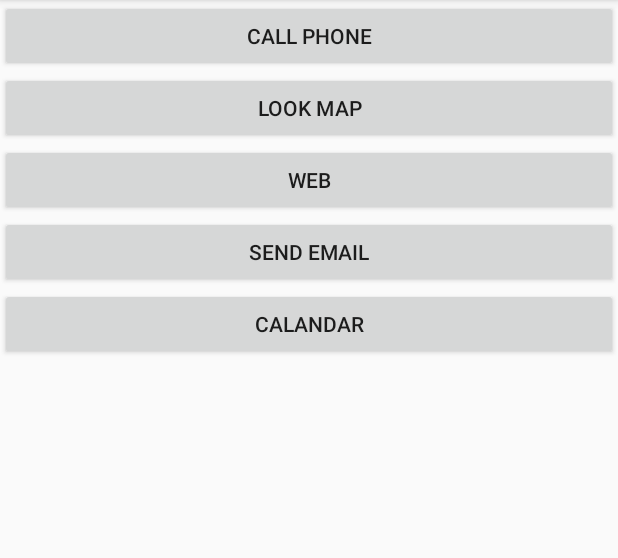
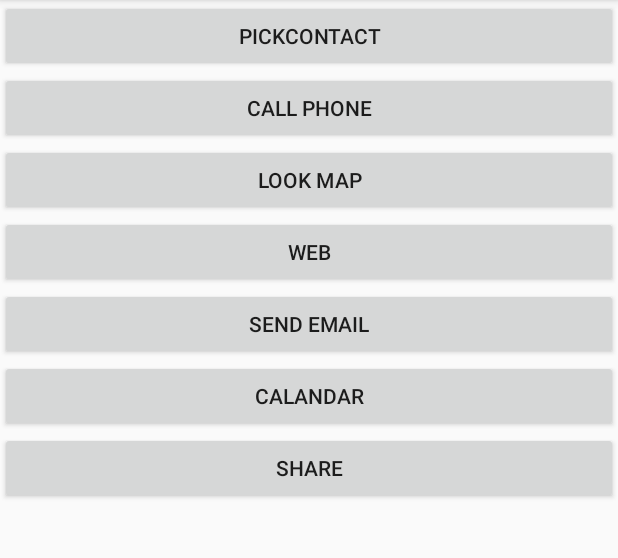
Before and after one commit to ShiNianDeng/SendingUser, an Android app: the screen it shows after launch (MainActivity), on a phone screen of 412 x 824 dp, the part 84-642 px from its top. Run offline under Robolectric (Android 15) with nearby library versions, the phone set to English and light mode, and no system bars.

Commit message:
添加了获取Activity结果的Demo,Demo中示例为第一个按钮，从联系人app选择一个，在onActivityForResult()中解析出来

```diff
--- a/app/src/main/res/layout/activity_main.xml
+++ b/app/src/main/res/layout/activity_main.xml
@@ -4,6 +4,11 @@
     android:layout_height="match_parent"
     android:orientation="vertical">
 
+    <Button
+        android:onClick="pickContact"
+        android:text="pickContact"
+        android:layout_width="match_parent"
+        android:layout_height="wrap_content" />
     <Button
         android:onClick="callPhone"
         android:text="CALL PHONE"
@@ -29,4 +34,9 @@
         android:text="calandar"
         android:layout_width="match_parent"
         android:layout_height="wrap_content" />
+    <Button
+        android:onClick="share"
+        android:text="share"
+        android:layout_width="match_parent"
+        android:layout_height="wrap_content" />
 </LinearLayout>
--- a/app/src/main/res/values/strings.xml
+++ b/app/src/main/res/values/strings.xml
@@ -1,3 +1,4 @@
 <resources>
     <string name="app_name">SendingUser</string>
+    <string name="chooser_title">Share this photo with</string>
 </resources>
```
Also changed, not shown: app/src/main/java/com/example/sendinguser/MainActivity.java (+50 -2 lines).
